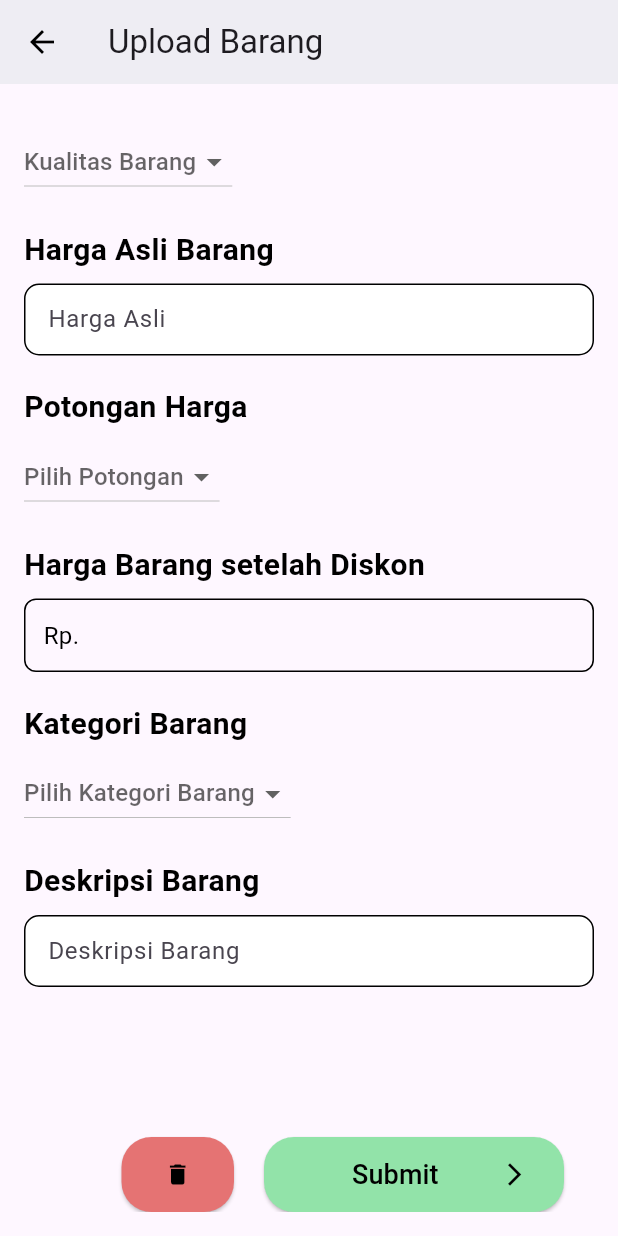
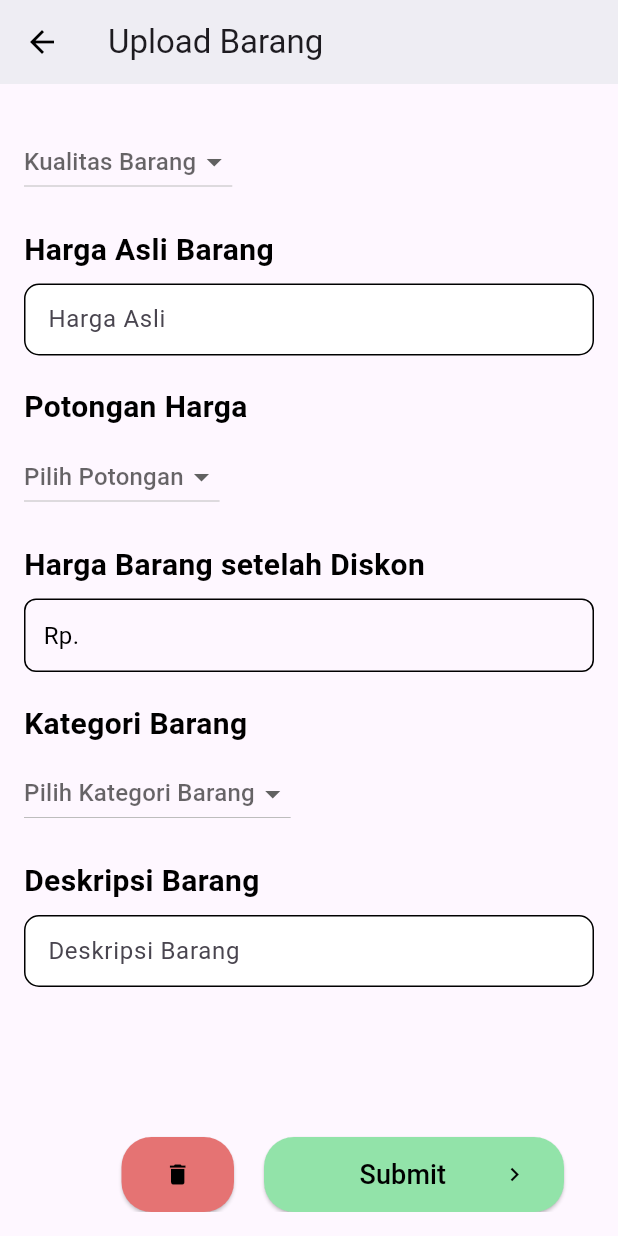
Before and after one commit to angelica1412/ecobites, a Flutter app: the UploadBarang screen opened directly, scrolled down 348 dp, on a phone screen of 412 x 824 dp. Run offline on Flutter 3.47's test engine with Material 3 defaults, Android fonts, the phone set to English and light mode, and no system bars; our stand-ins replace cloud_firestore, firebase_auth, firebase_core, google_fonts, image_picker; accounts and stored records are empty.

Commit message:
perubahan sedkit di tombol submit

```diff
--- a/lib/UploadBarang.dart
+++ b/lib/UploadBarang.dart
@@ -1,7 +1,7 @@
 import 'dart:io';
 
 import 'package:ecobites/Widgets/customTextfield.dart';
-import 'package:ecobites/Widgets/SliderWithLabel.dart';
+// import 'package:ecobites/Widgets/SliderWithLabel.dart';
 import 'package:flutter/material.dart';
 import 'package:image_picker/image_picker.dart';
 
@@ -483,7 +483,7 @@ class _UploadBarangState extends State<UploadBarang> {
                                 alignment: Alignment.center,
                                 child: Padding(
                                   padding: EdgeInsets.only(
-                                    right: 25,
+                                    right: 15,
                                   ),
                                   child: Text(
                                     'Submit',
@@ -496,7 +496,7 @@ class _UploadBarangState extends State<UploadBarang> {
                               child: Padding(
                                 padding: EdgeInsets.only(right: 0.0),
                                 child: Icon(
-                                  Icons.arrow_forward_ios,
+                                  Icons.chevron_right,
                                   color: Colors.black,
                                 ),
                               ),
```
